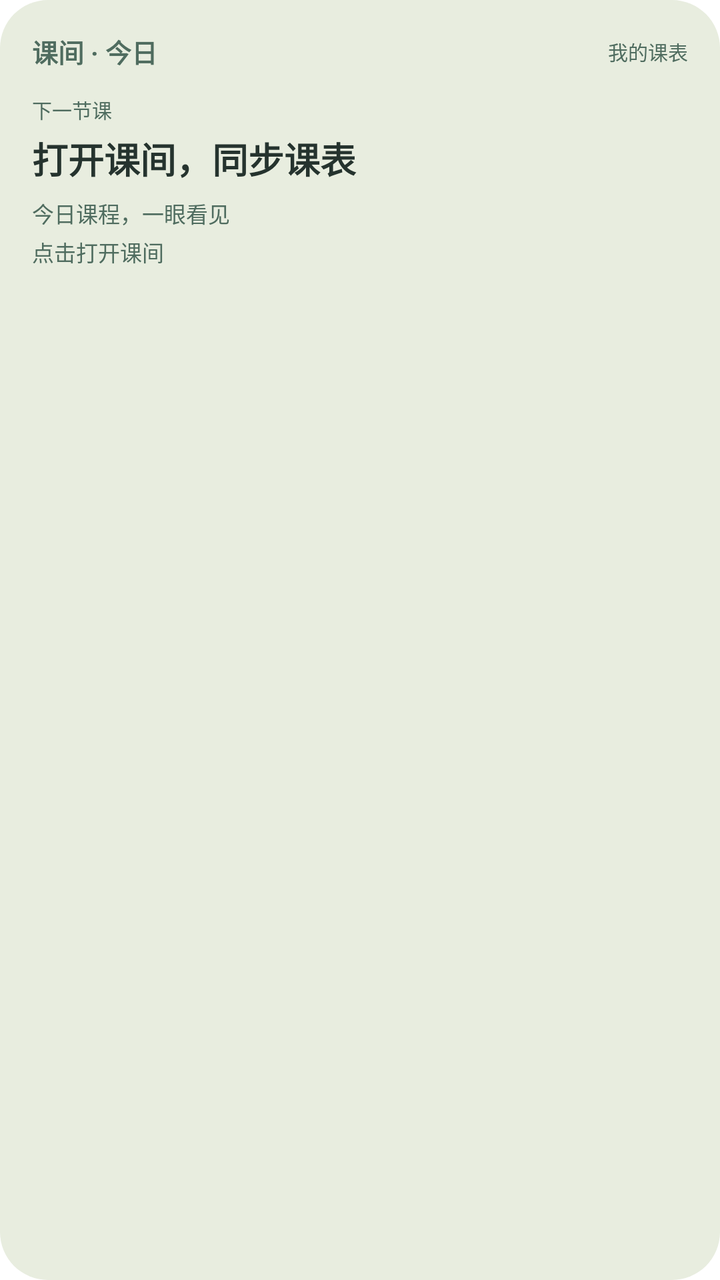
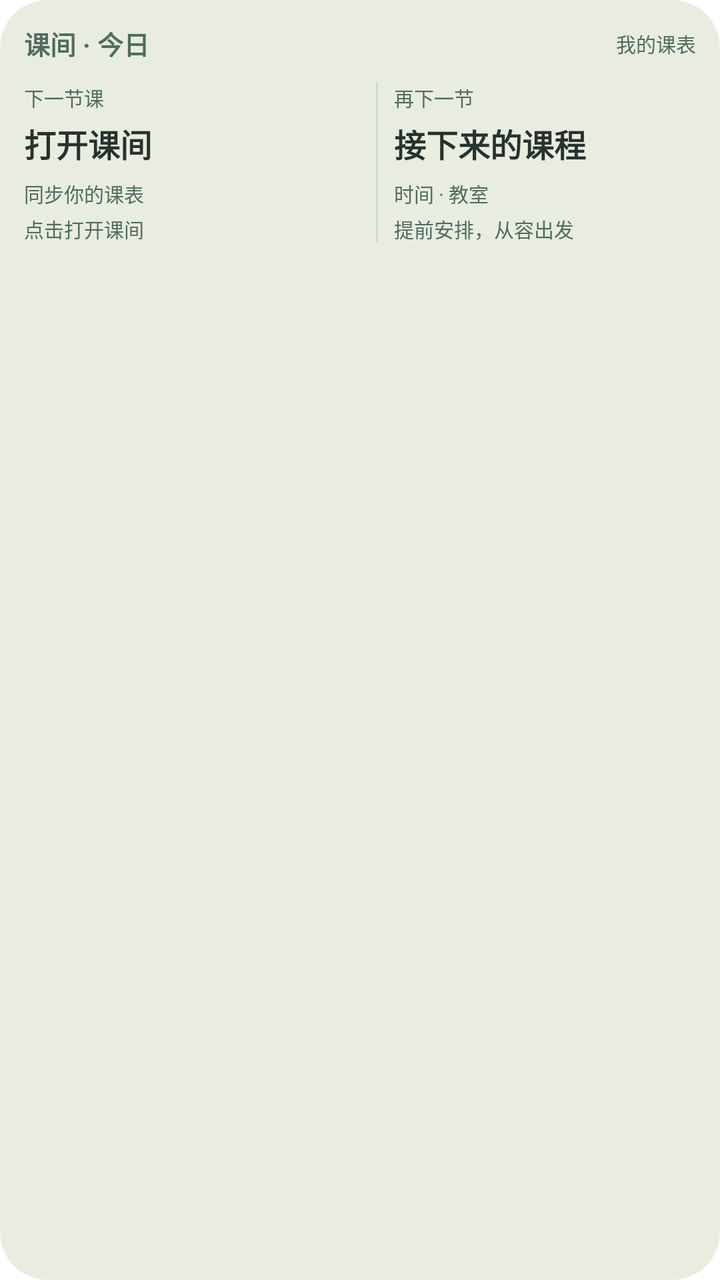

Before-and-after screenshots of an Android layout around one commit, followed by the original layout XML and the change that was made.
<!-- AndroidManifest.xml: fallback theme Theme.MaterialComponents.DayNight.NoActionBar -->
<!-- res/layout/widget_schedule.xml -->
<?xml version="1.0" encoding="utf-8"?>
<LinearLayout xmlns:android="http://schemas.android.com/apk/res/android"
    android:id="@+id/widget_root" android:layout_width="match_parent" android:layout_height="match_parent"
    android:orientation="vertical" android:padding="16dp" android:background="@drawable/widget_background">
    <LinearLayout android:layout_width="match_parent" android:layout_height="wrap_content" android:gravity="center_vertical">
        <TextView android:id="@+id/widget_date" android:layout_width="0dp" android:layout_weight="1" android:layout_height="wrap_content" android:text="课间 · 今日" android:textColor="#4F6C5F" android:textSize="13sp" android:textStyle="bold" android:maxLines="1" />
        <TextView android:id="@+id/widget_week" android:layout_width="wrap_content" android:layout_height="wrap_content" android:text="我的课表" android:textColor="#4F6C5F" android:textSize="10sp" android:maxLines="1" />
    </LinearLayout>
    <TextView android:id="@+id/widget_status" android:layout_width="match_parent" android:layout_height="wrap_content" android:layout_marginTop="12dp" android:text="下一节课" android:textColor="#4F6C5F" android:textSize="10sp" android:maxLines="1" />
    <TextView android:id="@+id/widget_name" android:layout_width="match_parent" android:layout_height="wrap_content" android:layout_marginTop="4dp" android:text="打开课间，同步课表" android:textColor="#25332E" android:textSize="18sp" android:textStyle="bold" android:maxLines="1" android:ellipsize="end" />
    <TextView android:id="@+id/widget_time" android:layout_width="match_parent" android:layout_height="wrap_content" android:layout_marginTop="6dp" android:text="今日课程，一眼看见" android:textColor="#4F6C5F" android:textSize="11sp" android:maxLines="1" android:ellipsize="end" />
    <TextView android:id="@+id/widget_room" android:layout_width="match_parent" android:layout_height="wrap_content" android:layout_marginTop="3dp" android:text="点击打开课间" android:textColor="#4F6C5F" android:textSize="11sp" android:maxLines="1" android:ellipsize="end" />
    <LinearLayout android:id="@+id/widget_rows" android:layout_width="match_parent" android:layout_height="wrap_content" android:orientation="vertical" android:layout_marginTop="10dp" android:visibility="gone">
        <TextView android:layout_width="match_parent" android:layout_height="wrap_content" android:text="今日后续" android:textSize="10sp" android:textColor="#65766D" />
        <TextView android:id="@+id/widget_row_one" android:layout_width="match_parent" android:layout_height="wrap_content" android:layout_marginTop="5dp" android:textSize="12sp" android:textColor="#25332E" android:maxLines="1" android:ellipsize="end" />
        <TextView android:id="@+id/widget_row_two" android:layout_width="match_parent" android:layout_height="wrap_content" android:layout_marginTop="5dp" android:textSize="12sp" android:textColor="#25332E" android:maxLines="1" android:ellipsize="end" />
    </LinearLayout>
</LinearLayout>
<!-- resources referenced by this layout -->
<resources>
  <!-- drawable widget_background (drawable) -->
  <?xml version="1.0" encoding="utf-8"?>
  <shape xmlns:android="http://schemas.android.com/apk/res/android" android:shape="rectangle">
      <solid android:color="#E8EDDF" />
      <corners android:radius="24dp" />
  </shape>
</resources>

<!-- the commit's change to res/layout/widget_schedule.xml (unified diff, before → after) -->
@@ -1,18 +1,26 @@
 <?xml version="1.0" encoding="utf-8"?>
 <LinearLayout xmlns:android="http://schemas.android.com/apk/res/android"
     android:id="@+id/widget_root" android:layout_width="match_parent" android:layout_height="match_parent"
-    android:orientation="vertical" android:padding="16dp" android:background="@drawable/widget_background">
+    android:orientation="vertical" android:padding="12dp" android:background="@drawable/widget_background">
     <LinearLayout android:layout_width="match_parent" android:layout_height="wrap_content" android:gravity="center_vertical">
         <TextView android:id="@+id/widget_date" android:layout_width="0dp" android:layout_weight="1" android:layout_height="wrap_content" android:text="课间 · 今日" android:textColor="#4F6C5F" android:textSize="13sp" android:textStyle="bold" android:maxLines="1" />
         <TextView android:id="@+id/widget_week" android:layout_width="wrap_content" android:layout_height="wrap_content" android:text="我的课表" android:textColor="#4F6C5F" android:textSize="10sp" android:maxLines="1" />
     </LinearLayout>
-    <TextView android:id="@+id/widget_status" android:layout_width="match_parent" android:layout_height="wrap_content" android:layout_marginTop="12dp" android:text="下一节课" android:textColor="#4F6C5F" android:textSize="10sp" android:maxLines="1" />
-    <TextView android:id="@+id/widget_name" android:layout_width="match_parent" android:layout_height="wrap_content" android:layout_marginTop="4dp" android:text="打开课间，同步课表" android:textColor="#25332E" android:textSize="18sp" android:textStyle="bold" android:maxLines="1" android:ellipsize="end" />
-    <TextView android:id="@+id/widget_time" android:layout_width="match_parent" android:layout_height="wrap_content" android:layout_marginTop="6dp" android:text="今日课程，一眼看见" android:textColor="#4F6C5F" android:textSize="11sp" android:maxLines="1" android:ellipsize="end" />
-    <TextView android:id="@+id/widget_room" android:layout_width="match_parent" android:layout_height="wrap_content" android:layout_marginTop="3dp" android:text="点击打开课间" android:textColor="#4F6C5F" android:textSize="11sp" android:maxLines="1" android:ellipsize="end" />
-    <LinearLayout android:id="@+id/widget_rows" android:layout_width="match_parent" android:layout_height="wrap_content" android:orientation="vertical" android:layout_marginTop="10dp" android:visibility="gone">
-        <TextView android:layout_width="match_parent" android:layout_height="wrap_content" android:text="今日后续" android:textSize="10sp" android:textColor="#65766D" />
-        <TextView android:id="@+id/widget_row_one" android:layout_width="match_parent" android:layout_height="wrap_content" android:layout_marginTop="5dp" android:textSize="12sp" android:textColor="#25332E" android:maxLines="1" android:ellipsize="end" />
-        <TextView android:id="@+id/widget_row_two" android:layout_width="match_parent" android:layout_height="wrap_content" android:layout_marginTop="5dp" android:textSize="12sp" android:textColor="#25332E" android:maxLines="1" android:ellipsize="end" />
+    <LinearLayout android:layout_width="match_parent" android:layout_height="wrap_content" android:layout_marginTop="10dp" android:orientation="horizontal" android:baselineAligned="false">
+        <LinearLayout android:layout_width="0dp" android:layout_weight="1" android:layout_height="wrap_content" android:orientation="vertical">
+            <TextView android:id="@+id/widget_status" android:layout_width="match_parent" android:layout_height="wrap_content" android:text="下一节课" android:textColor="#4F6C5F" android:textSize="10sp" android:maxLines="1" />
+            <TextView android:id="@+id/widget_name" android:layout_width="match_parent" android:layout_height="wrap_content" android:layout_marginTop="4dp" android:text="打开课间" android:textColor="#25332E" android:textSize="16sp" android:textStyle="bold" android:maxLines="1" android:ellipsize="end" />
+            <TextView android:id="@+id/widget_time" android:layout_width="match_parent" android:layout_height="wrap_content" android:layout_marginTop="6dp" android:text="同步你的课表" android:textColor="#4F6C5F" android:textSize="10sp" android:maxLines="1" android:ellipsize="end" />
+            <TextView android:id="@+id/widget_room" android:layout_width="match_parent" android:layout_height="wrap_content" android:layout_marginTop="3dp" android:text="点击打开课间" android:textColor="#4F6C5F" android:textSize="10sp" android:maxLines="1" android:ellipsize="end" />
+        </LinearLayout>
+        <LinearLayout android:id="@+id/widget_second" android:layout_width="0dp" android:layout_weight="1" android:layout_height="wrap_content" android:orientation="horizontal">
+            <ImageView android:layout_width="1dp" android:layout_height="80dp" android:layout_marginLeft="8dp" android:layout_marginRight="8dp" android:background="#D0DACD" android:importantForAccessibility="no" />
+            <LinearLayout android:layout_width="0dp" android:layout_weight="1" android:layout_height="wrap_content" android:orientation="vertical">
+                <TextView android:layout_width="match_parent" android:layout_height="wrap_content" android:text="再下一节" android:textColor="#4F6C5F" android:textSize="10sp" android:maxLines="1" />
+                <TextView android:id="@+id/widget_second_name" android:layout_width="match_parent" android:layout_height="wrap_content" android:layout_marginTop="4dp" android:text="接下来的课程" android:textColor="#25332E" android:textSize="16sp" android:textStyle="bold" android:maxLines="1" android:ellipsize="end" />
+                <TextView android:id="@+id/widget_second_time" android:layout_width="match_parent" android:layout_height="wrap_content" android:layout_marginTop="6dp" android:text="时间 · 教室" android:textColor="#4F6C5F" android:textSize="10sp" android:maxLines="1" android:ellipsize="end" />
+                <TextView android:id="@+id/widget_second_room" android:layout_width="match_parent" android:layout_height="wrap_content" android:layout_marginTop="3dp" android:text="提前安排，从容出发" android:textColor="#4F6C5F" android:textSize="10sp" android:maxLines="1" android:ellipsize="end" />
+            </LinearLayout>
+        </LinearLayout>
     </LinearLayout>
 </LinearLayout>
